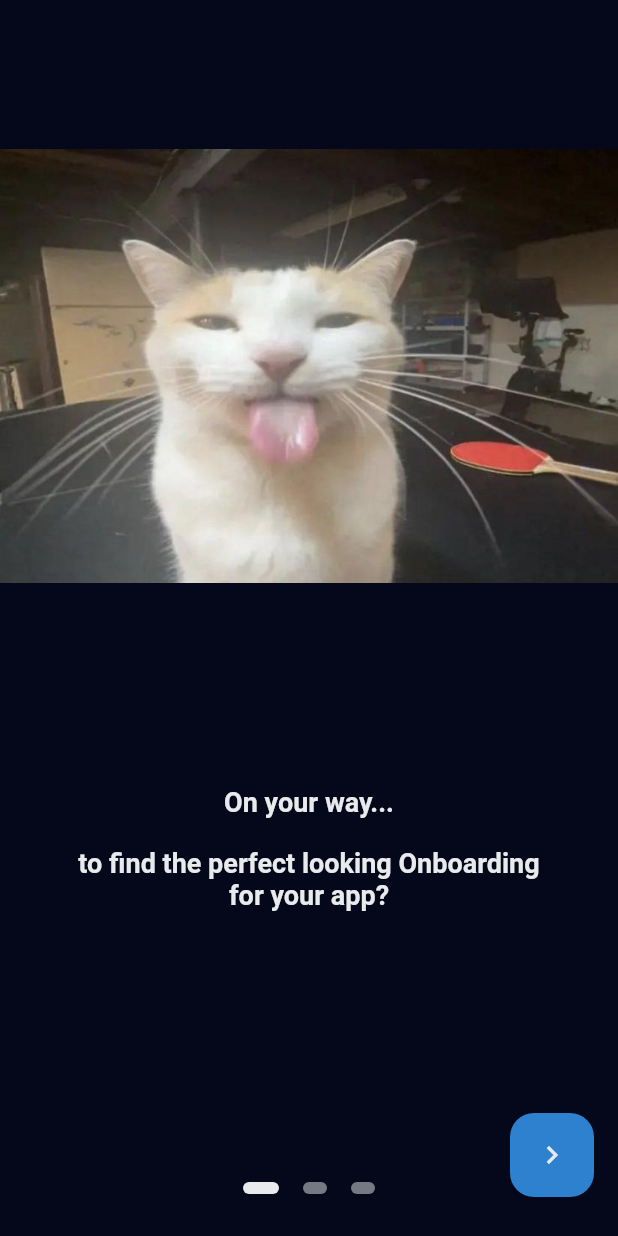
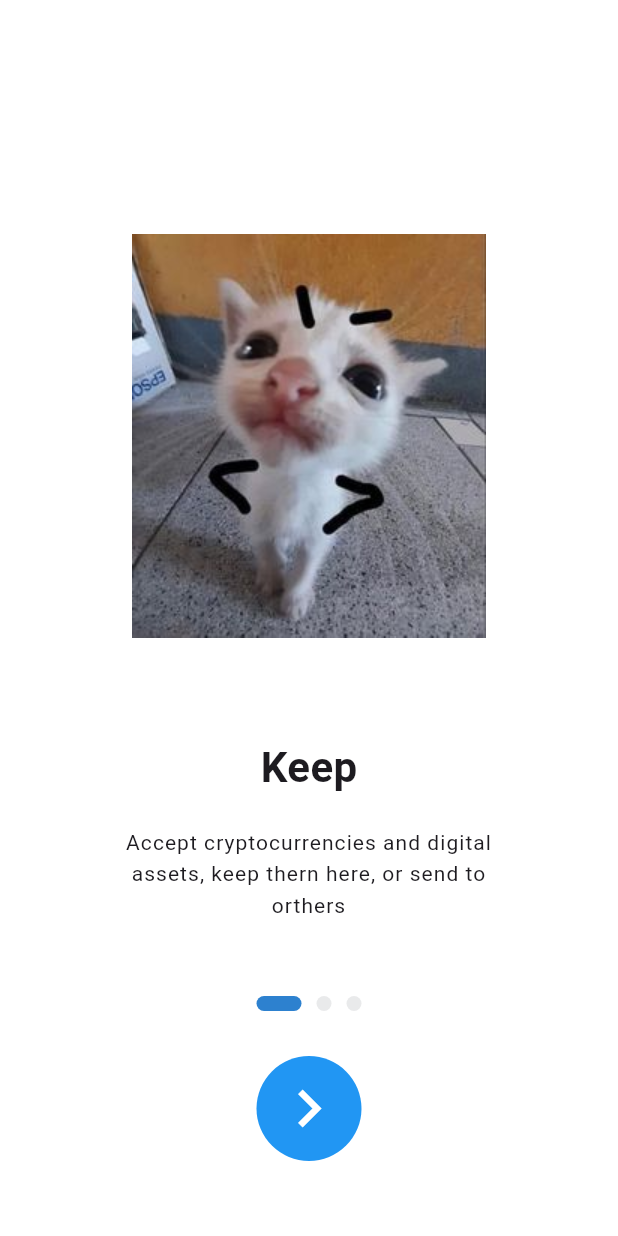
Before and after one commit to sengokus/weatherUP, a Flutter app: the screen it shows after launch, on a phone screen of 412 x 824 dp. Run offline on Flutter 3.47's test engine with Material 3 defaults, Android fonts, the light colour scheme and no system bars; drawn by our look-alikes of flutter_onboarding_slider; our stand-ins replace go_router.

Commit message:
Overhauled onboarding

```diff
--- /dev/null
+++ b/lib/components/sliderpage.dart
@@ -0,0 +1,57 @@
+import 'package:flutter/material.dart';
+
+class SliderPage extends StatelessWidget {
+  final String title;
+  final String description;
+  final String image;
+
+  const SliderPage(
+      {required this.title,
+      required this.description,
+      required this.image,
+      super.key});
+
+  @override
+  Widget build(BuildContext context) {
+    double width = MediaQuery.of(context).size.width;
+
+    return Container(
+      color: Colors.white,
+      child: Column(
+        mainAxisAlignment: MainAxisAlignment.center,
+        children: <Widget>[
+          Image.asset(
+            image,
+            width: width * 0.6,
+          ),
+          const SizedBox(
+            height: 60,
+          ),
+          Text(
+            title,
+            style: const TextStyle(fontSize: 28, fontWeight: FontWeight.bold),
+          ),
+          const SizedBox(
+            height: 20,
+          ),
+          Padding(
+            padding: const EdgeInsets.symmetric(horizontal: 80),
+            child: Text(
+              description,
+              style: const TextStyle(
+                height: 1.5,
+                fontWeight: FontWeight.normal,
+                fontSize: 14,
+                letterSpacing: 0.7,
+              ),
+              textAlign: TextAlign.center,
+            ),
+          ),
+          const SizedBox(
+            height: 60,
+          ),
+        ],
+      ),
+    );
+  }
+}
--- a/lib/onboarding.dart
+++ b/lib/onboarding.dart
@@ -1,111 +1,113 @@
 import 'package:flutter/material.dart';
-import 'package:flutter_onboarding_slider/flutter_onboarding_slider.dart';
+import 'package:weatherup/components/sliderpage.dart';
 
-class OnboardingPage extends StatelessWidget {
+class OnboardingPage extends StatefulWidget {
   const OnboardingPage({super.key});
 
   @override
+  State<OnboardingPage> createState() => _OnboardingPageState();
+}
+
+class _OnboardingPageState extends State<OnboardingPage> {
+  int _currentPage = 0;
+  late final PageController _controller = PageController();
+
+  final List<Widget> _pages = [
+    const SliderPage(
+        title: "Keep",
+        description:
+            "Accept cryptocurrencies and digital assets, keep thern here, or send to orthers",
+        image: "lib/assets/image1.jpg"),
+    const SliderPage(
+        title: "Buy",
+        description:
+            "Buy Bitcoin and cryptocurrencies with VISA and MasterVard right in the App",
+        image: "lib/assets/image2.jpg"),
+    const SliderPage(
+        title: "Sell",
+        description:
+            "Sell your Bitcoin cryptocurrencies or Change with orthres digital assets or flat money",
+        image: "lib/assets/image3.jpg"),
+  ];
+
+  _onchanged(int index) {
+    setState(() {
+      _currentPage = index;
+    });
+  }
+
+  @override
   Widget build(BuildContext context) {
-    return OnBoardingSlider(
-        totalPage: 3,
-        headerBackgroundColor: Theme.of(context).primaryColor,
-        pageBackgroundColor: Theme.of(context).primaryColor,
-        skipIcon: Icon(Icons.keyboard_arrow_right,
-            color: Theme.of(context).buttonTheme.colorScheme?.secondary),
-        finishButtonText: 'Get Started',
-        finishButtonStyle: FinishButtonStyle(
-            backgroundColor: Theme.of(context).buttonTheme.colorScheme?.primary,
-            splashColor: Theme.of(context).splashColor),
-        controllerColor: Theme.of(context).buttonTheme.colorScheme?.secondary,
-        speed: 1.8,
-        background: [
-          Image.asset('lib/assets/image3.jpg', height: 400),
-          Image.asset('lib/assets/image3.jpg', height: 400),
-          Image.asset('lib/assets/image3.jpg', height: 400),
-        ],
-        centerBackground: true,
-        pageBodies: [
-          Container(
+    return Scaffold(
+      body: Stack(
+        children: <Widget>[
+          PageView.builder(
+            scrollDirection: Axis.horizontal,
+            onPageChanged: _onchanged,
+            controller: _controller,
+            itemCount: _pages.length,
+            itemBuilder: (context, int index) {
+              return _pages[index];
+            },
+          ),
+          Column(
+            mainAxisAlignment: MainAxisAlignment.end,
+            children: <Widget>[
+              // Generate the page indicator
+              Row(
+                  mainAxisAlignment: MainAxisAlignment.center,
+                  children: List<Widget>.generate(_pages.length, (int index) {
+                    return AnimatedContainer(
+                        duration: const Duration(milliseconds: 300),
+                        height: 10,
+                        width: (index == _currentPage) ? 30 : 10,
+                        margin: const EdgeInsets.symmetric(
+                            horizontal: 5, vertical: 30),
+                        decoration: BoxDecoration(
+                            borderRadius: BorderRadius.circular(5),
+                            color: (index == _currentPage)
+                                ? Theme.of(context)
+                                    .buttonTheme
+                                    .colorScheme
+                                    ?.primary
+                                : Theme.of(context)
+                                    .buttonTheme
+                                    .colorScheme
+                                    ?.secondary));
+                  })),
+              InkWell(
+                onTap: () {
+                  _controller.nextPage(
+                      duration: const Duration(milliseconds: 800),
+                      curve: Curves.easeInOutQuint);
+                },
+                child: AnimatedContainer(
                   alignment: Alignment.center,
-            width: MediaQuery.of(context).size.width,
-            padding: const EdgeInsets.symmetric(horizontal: 40),
-            child: Column(
-              mainAxisAlignment: MainAxisAlignment.start,
-              crossAxisAlignment: CrossAxisAlignment.center,
-              children: <Widget>[
-                const SizedBox(
-                  height: 480,
+                  duration: const Duration(milliseconds: 300),
+                  height: 70,
+                  width: (_currentPage == (_pages.length - 1)) ? 200 : 70,
+                  decoration: BoxDecoration(
+                      color: Colors.blue,
+                      borderRadius: BorderRadius.circular(35)),
+                  child: (_currentPage == (_pages.length - 1))
+                      ? Text(
+                          "Get Started",
+                          style: Theme.of(context).textTheme.displayMedium,
+                        )
+                      : const Icon(
+                          Icons.navigate_next,
+                          size: 50,
+                          color: Colors.white,
                         ),
-                Text(
-                  'On your way...',
-                  textAlign: TextAlign.center,
-                  style: Theme.of(context).textTheme.displayMedium,
+                ),
               ),
               const SizedBox(
-                  height: 20,
-                ),
-                Text(
-                  'to find the perfect looking Onboarding for your app?',
-                  textAlign: TextAlign.center,
-                  style: Theme.of(context).textTheme.displayMedium,
+                height: 50,
+              )
+            ],
           ),
         ],
       ),
-          ),
-          Container(
-            alignment: Alignment.center,
-            width: MediaQuery.of(context).size.width,
-            padding: const EdgeInsets.symmetric(horizontal: 40),
-            child: Column(
-              mainAxisAlignment: MainAxisAlignment.start,
-              crossAxisAlignment: CrossAxisAlignment.center,
-              children: <Widget>[
-                const SizedBox(
-                  height: 480,
-                ),
-                Text(
-                  'On your way...',
-                  textAlign: TextAlign.center,
-                  style: Theme.of(context).textTheme.displayMedium,
-                ),
-                const SizedBox(
-                  height: 20,
-                ),
-                Text(
-                  'to find the perfect looking Onboarding for your app?',
-                  textAlign: TextAlign.center,
-                  style: Theme.of(context).textTheme.displayMedium,
-                ),
-              ],
-            ),
-          ),
-          Container(
-            alignment: Alignment.center,
-            width: MediaQuery.of(context).size.width,
-            padding: const EdgeInsets.symmetric(horizontal: 40),
-            child: Column(
-              mainAxisAlignment: MainAxisAlignment.start,
-              crossAxisAlignment: CrossAxisAlignment.center,
-              children: <Widget>[
-                const SizedBox(
-                  height: 480,
-                ),
-                Text(
-                  'On your way...',
-                  textAlign: TextAlign.center,
-                  style: Theme.of(context).textTheme.displayMedium,
-                ),
-                const SizedBox(
-                  height: 20,
-                ),
-                Text(
-                  'to find the perfect looking Onboarding for your app?',
-                  textAlign: TextAlign.center,
-                  style: Theme.of(context).textTheme.displayMedium,
-                ),
-              ],
-            ),
-          ),
-        ]);
+    );
   }
 }
```
Lines whose indentation alone changed are shown as unchanged.
